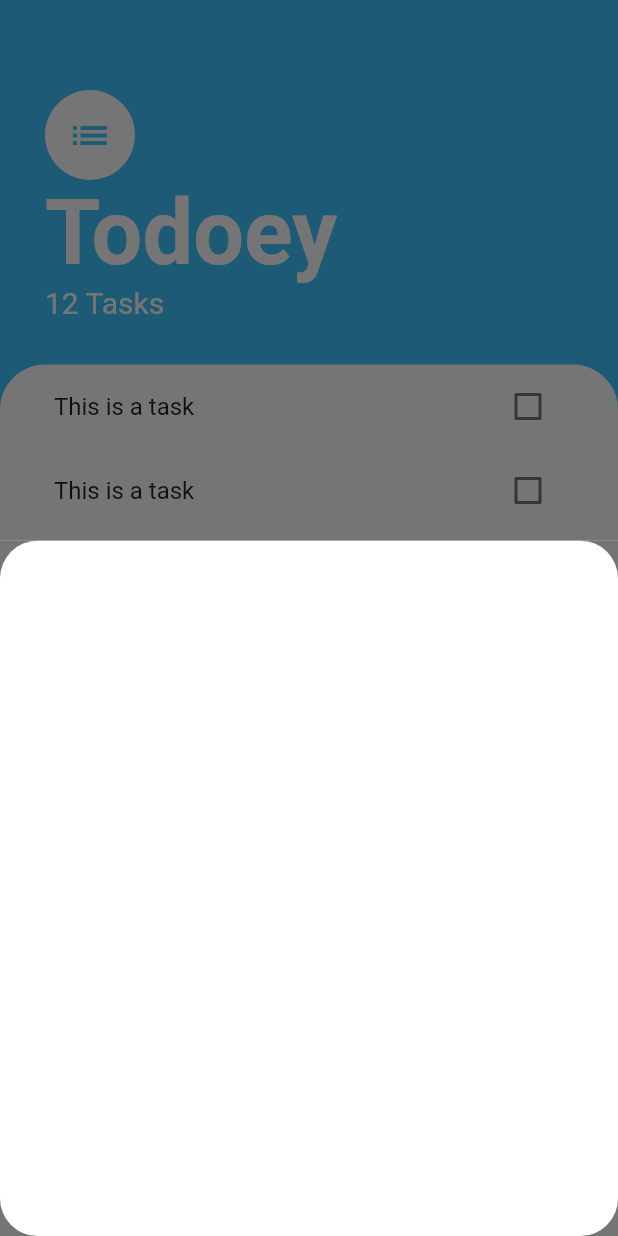
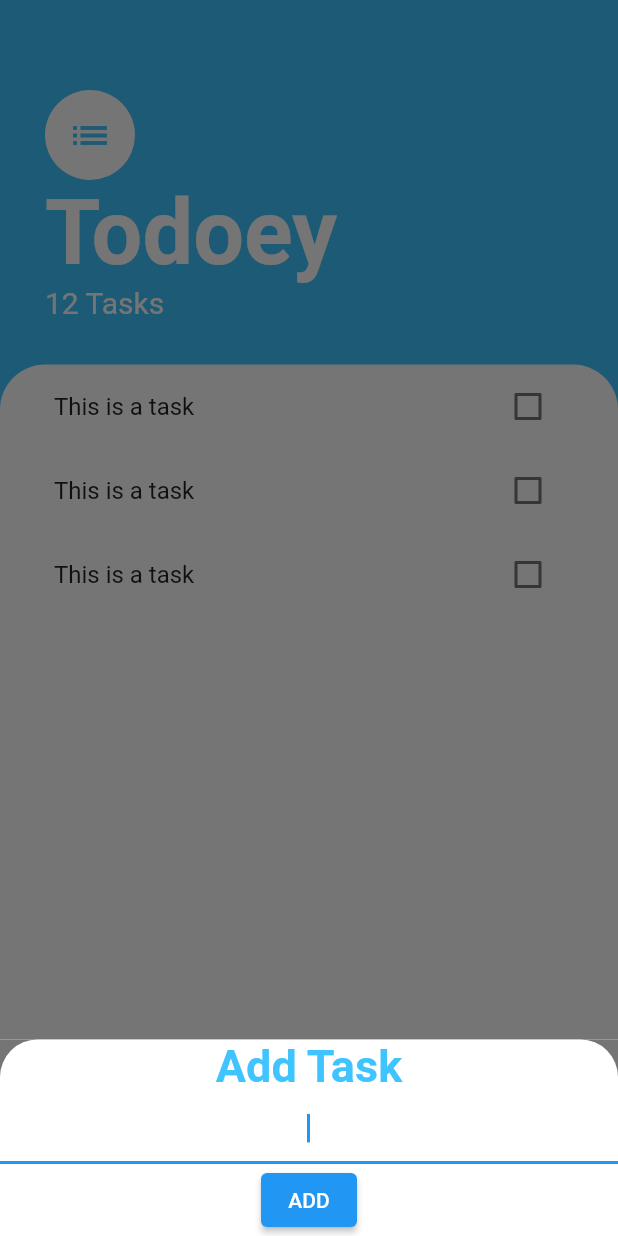
Before and after one commit to conandung99/todoey_flutter, a Flutter app: the screen it shows after launch, after a tap on the "add" icon, on a phone screen of 412 x 824 dp. Run offline on Flutter 3.47's test engine with Material 2 defaults, Android fonts, the phone set to English and light mode, and no system bars.

Commit message:
[Update] AddTaskScreen & BottomModalSheet show full height

```diff
--- a/lib/screens/add_task_screen.dart
+++ b/lib/screens/add_task_screen.dart
@@ -8,10 +8,35 @@ class AddTaskScreen extends StatelessWidget {
       child: Container(
         decoration: BoxDecoration(
           color: Colors.white,
-          borderRadius: BorderRadius.horizontal(
-            left: Radius.circular(25.0),
-            right: Radius.circular(25.0),
+          borderRadius: BorderRadius.only(
+            topLeft: Radius.circular(25.0),
+            topRight: Radius.circular(25.0),
           ),
+        ),
+        child: Column(
+          crossAxisAlignment: CrossAxisAlignment.center,
+          children: [
+            Text(
+              'Add Task',
+              textAlign: TextAlign.center,
+              style: TextStyle(
+                color: Colors.lightBlueAccent,
+                fontSize: 30.0,
+                fontWeight: FontWeight.w700,
+              ),
+            ),
+            TextField(
+              autofocus: true,
+              textAlign: TextAlign.center,
+            ),
+            ElevatedButton(
+              onPressed: () {},
+              child: Text(
+                'ADD',
+                style: TextStyle(color: Colors.white),
+              ),
+            )
+          ],
         ),
       ),
     );
--- a/lib/screens/task_screen.dart
+++ b/lib/screens/task_screen.dart
@@ -13,7 +13,12 @@ class TaskScreen extends StatelessWidget {
         onPressed: () {
           showModalBottomSheet(
             context: context,
-            builder: (context) => AddTaskScreen(),
+            isScrollControlled: true, // make modal full height
+            builder: (context) => SingleChildScrollView(
+              padding: EdgeInsets.only(
+                  bottom: MediaQuery.of(context).viewInsets.bottom),
+              child: Container(child: AddTaskScreen()),
+            ),
           );
         },
       ),
```
